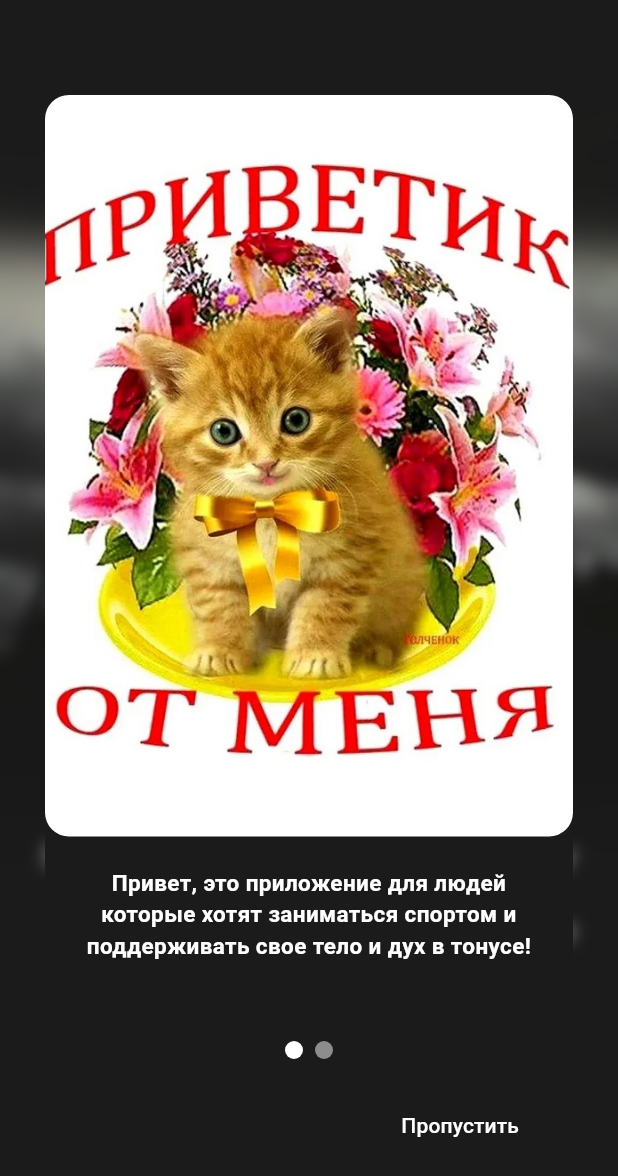
After one commit to Quceara/BAZA-trainer, a Flutter app: the FirstLaunch screen opened directly, on a phone screen of 412 x 824 dp. The commit adds this screen. Shown: the top 1176 px of the screen. Run offline on Flutter 3.47's test engine with Material 3 defaults, Android fonts, the phone set to English and light mode, and no system bars; drawn by our look-alikes of smooth_page_indicator; our stand-ins replace flutter_secure_storage, image_picker, permission_handler, shared_preferences, supabase_flutter; accounts and stored records are empty; network calls fail.

Commit message:
запускаешь firsLaunch.dart первым делом,  чтобы запустить инфо и проверку того что нужно пользователю

```diff
--- /dev/null
+++ b/bazatrainer/lib/InfoWidget.dart
@@ -0,0 +1,116 @@
+import 'package:flutter/material.dart';
+import 'package:smooth_page_indicator/smooth_page_indicator.dart';
+
+class ImageSwiper extends StatefulWidget {
+  @override
+  _ImageSwiperState createState() => _ImageSwiperState();
+}
+
+class _ImageSwiperState extends State<ImageSwiper> {
+  final List<Map<String, String>> imagesWithCaptions = [
+    {
+      'image': 'assets/pictures/privet.jpg',
+      'caption':
+      'Привет, это приложение для людей которые хотят заниматься спортом и поддерживать свое тело и дух в тонусе!'
+    },
+    {
+      'image': 'assets/pictures/Geraklit2.jpg',
+      'caption': 'С помощью него вы можете покорять свои личные вершины и развиваться'
+    },
+  ];
+
+  bool isVisible = true;
+
+  @override
+  Widget build(BuildContext context) {
+    final PageController _pageController = PageController();
+
+    return Visibility(
+      visible: isVisible,
+      child: Scaffold(
+        body: Container(
+          color: Color.fromARGB(255, 27, 27, 27), // задаем фон
+          child: Column(
+            children: [
+              Expanded(
+                child: PageView.builder(
+                  controller: _pageController,
+                  itemCount: imagesWithCaptions.length,
+                  itemBuilder: (context, index) {
+                    return Column(
+                      mainAxisAlignment: MainAxisAlignment.center,
+                      children: [
+                        ClipRRect(
+                          borderRadius: BorderRadius.circular(16.0), // скругление углов
+                          child: SizedBox(
+                            height: MediaQuery.of(context).size.height * 0.6, // 60% от высоты виджета
+                            child: OverflowBox(
+                              maxHeight: MediaQuery.of(context).size.height * 0.6,
+                              child: Image.asset(
+                                imagesWithCaptions[index]['image']!,
+                                fit: BoxFit.cover, // обрезаем изображение
+                              ),
+                            ),
+                          ),
+                        ),
+                        SizedBox(height: 20),
+                        Padding(
+                          padding: EdgeInsets.symmetric(horizontal: 16.0), // добавляем горизонтальные отступы
+                          child: Text(
+                            imagesWithCaptions[index]['caption']!,
+                            style: TextStyle(
+                              fontSize: 15,
+                              fontWeight: FontWeight.bold,
+                              color: Colors.white, // делаем текст белым для контраста
+                            ),
+                            textAlign: TextAlign.center, // центрируем текст
+                          ),
+                        ),
+                      ],
+                    );
+                  },
+                ),
+              ),
+              SizedBox(height: 20),
+              SmoothPageIndicator(
+                controller: _pageController,
+                count: imagesWithCaptions.length,
+                effect: WormEffect(
+                  dotColor: Colors.white.withOpacity(0.5),
+                  activeDotColor: Colors.white,
+                  dotHeight: 12,
+                  dotWidth: 12,
+                ),
+              ),
+              SizedBox(height: 20),
+              Padding(
+                padding: const EdgeInsets.symmetric(horizontal: 16.0),
+                child: Align(
+                  alignment: Alignment.centerRight,
+                  child: TextButton(
+                    onPressed: () {
+                      setState(() {
+                        isVisible = false; // Установка видимости в false при нажатии на кнопку
+                      });
+                    },
+                    child: Text(
+                      'Пропустить',
+                      style: TextStyle(
+                        color: Colors.white, // делаем текст белым для контраста
+                      ),
+                    ),
+                    style: TextButton.styleFrom(
+                      backgroundColor: Colors.transparent,
+                      padding: EdgeInsets.symmetric(vertical: 10.0, horizontal: 20.0),
+                    ),
+                  ),
+                ),
+              ),
+              SizedBox(height: 20),
+            ],
+          ),
+        ),
+      ),
+    );
+  }
+}
--- /dev/null
+++ b/bazatrainer/lib/firstLaunch.dart
@@ -0,0 +1,107 @@
+import 'package:flutter/material.dart';
+import 'dart:ui';
+
+import 'package:bazatrainer/Presentation/regView.dart';
+import 'package:bazatrainer/Presentation/loginView.dart';
+import 'InfoWidget.dart';
+
+class FirstLaunch extends StatelessWidget {
+  @override
+  Widget build(BuildContext context) {
+    return Scaffold(
+      body: Stack(
+        fit: StackFit.expand,
+        children: [
+          Image.asset(
+            'assets/pictures/Geraklit.png',
+            fit: BoxFit.cover,
+          ),
+          BackdropFilter(
+            filter: ImageFilter.blur(sigmaX: 5.0, sigmaY: 5.0),
+            child: Container(
+              color: Colors.black.withOpacity(0),
+            ),
+          ),
+          Center(
+            child: Container(
+              padding: EdgeInsets.all(24.0),
+              decoration: BoxDecoration(
+                color: Color.fromARGB(255, 27, 27, 27),
+                borderRadius: BorderRadius.circular(16.0),
+                border: Border.all(
+                  color: Colors.white,
+                  width: 2.0,
+                ),
+              ),
+              child: Column(
+                mainAxisSize: MainAxisSize.min,
+                children: [
+                  SizedBox(
+                    width: 200,
+                    child: ElevatedButton(
+                      onPressed: () {
+                        Navigator.push(
+                          context,
+                          MaterialPageRoute(builder: (context) => regView()),
+                        );
+                      },
+                      child: Text(
+                        'Регистрация',
+                        style: TextStyle(
+                          color: Colors.black,
+                        ),
+                      ),
+                      style: ElevatedButton.styleFrom(
+                        backgroundColor: Colors.white,
+                        padding: EdgeInsets.symmetric(horizontal: 32, vertical: 16),
+                        textStyle: TextStyle(fontSize: 18),
+                        shape: RoundedRectangleBorder(
+                          borderRadius: BorderRadius.circular(8),
+                        ),
+                      ),
+                    ),
+                  ),
+                  SizedBox(height: 20),
+                  SizedBox(
+                    width: 200,
+                    child: ElevatedButton(
+                      onPressed: () {
+                        Navigator.push(
+                          context,
+                          MaterialPageRoute(builder: (context) => loginView()),
+                        );
+                      },
+                      child: Text(
+                        'Зайти в аккаунт',
+                        style: TextStyle(
+                          color: Colors.black,
+                        ),
+                      ),
+                      style: ElevatedButton.styleFrom(
+                        backgroundColor: Colors.white,
+                        padding: EdgeInsets.symmetric(horizontal: 32, vertical: 16),
+                        textStyle: TextStyle(fontSize: 18),
+                        shape: RoundedRectangleBorder(
+                          borderRadius: BorderRadius.circular(8),
+                        ),
+                      ),
+                    ),
+                  ),
+                ],
+              ),
+            ),
+          ),
+          Positioned.fill(
+            child: Padding(
+              padding: const EdgeInsets.all(30.0),
+              child: ClipRRect(
+                borderRadius: BorderRadius.circular(0.0),
+                child: ImageSwiper(),
+              ),
+            ),
+          ),
+        ],
+      ),
+    );
+  }
+}
```
Also changed, not shown: bazatrainer/lib/main.dart (+6 -1 lines), bazatrainer/lib/menu.dart (+25 -2 lines), bazatrainer/lib/tracker.dart (added, +118 -0 lines).
